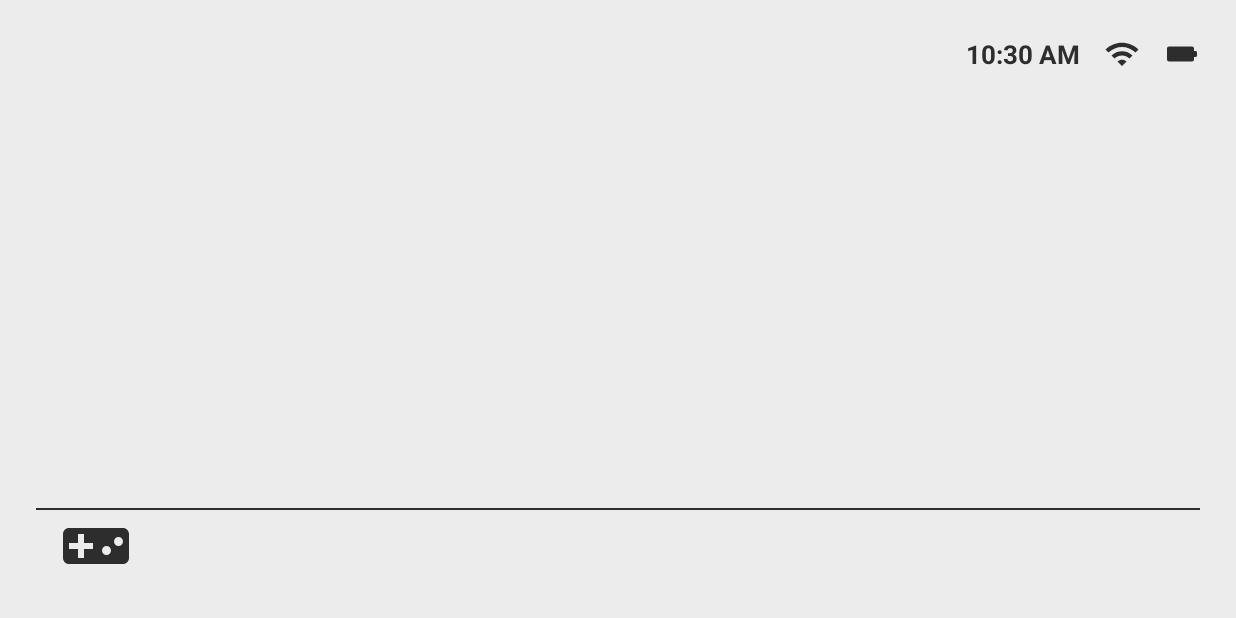
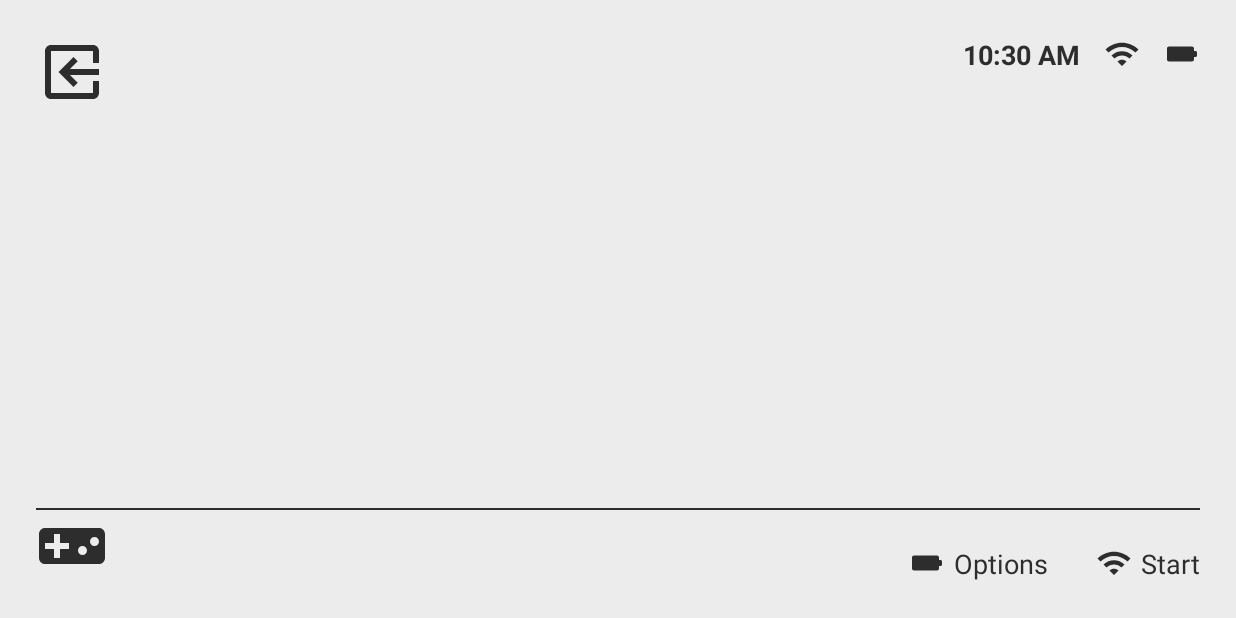
Before and after one commit to nickbeth/controller-hub, an Android app: the screen it shows after launch (MainActivity), on a phone screen of 824 x 412 dp (held sideways). Run offline under Robolectric (Android 15) with nearby library versions, the phone set to English and light mode, and no system bars.

Commit message:
Add context action slots

```diff
--- a/app/src/main/java/com/spacelynx/controllerhub/MainActivity.kt
+++ b/app/src/main/java/com/spacelynx/controllerhub/MainActivity.kt
@@ -1,10 +1,11 @@
 package com.spacelynx.controllerhub
 
+import android.graphics.drawable.Drawable
 import androidx.appcompat.app.AppCompatActivity
-import android.annotation.SuppressLint
 import android.os.Bundle
 import android.view.View
 import android.widget.FrameLayout
+import androidx.core.content.ContextCompat
 import com.spacelynx.controllerhub.databinding.MainActivityBinding
 
 class MainActivity : AppCompatActivity() {
@@ -12,7 +13,6 @@ class MainActivity : AppCompatActivity() {
   private lateinit var binding: MainActivityBinding
   private lateinit var mainContent: FrameLayout
 
-  @SuppressLint("ClickableViewAccessibility")
   override fun onCreate(savedInstanceState: Bundle?) {
     super.onCreate(savedInstanceState)
 
@@ -20,6 +20,18 @@ class MainActivity : AppCompatActivity() {
     setContentView(binding.root)
 
     mainContent = binding.mainContent
+
+    binding.exitIcon.setOnClickListener {
+      this.finish()
+    }
+
+    binding.slot0.setText("Start")
+    binding.slot0.setOnClickListener {}
+    binding.slot1.setText("Options")
+    binding.slot1.setOnClickListener {}
+
+    val slot0Icon: Drawable? = ContextCompat.getDrawable(this, R.drawable.ic_baseline_wifi_24)
+    slot0Icon?.let { binding.slot0.setCompoundDrawablesWithIntrinsicBounds(slot0Icon, null, null, null) }
   }
 
   override fun onResume() {
--- /dev/null
+++ b/app/src/main/res/drawable/ic_baseline_exit_to_app_48.xml
@@ -0,0 +1,16 @@
+<vector xmlns:android="http://schemas.android.com/apk/res/android"
+    android:width="48dp"
+    android:height="48dp"
+    android:viewportWidth="24"
+    android:viewportHeight="24"
+    android:tint="?attr/textColor">
+  <group
+      android:translateX="24"
+      android:translateY="24"
+      android:rotation="180">
+  <path
+      android:fillColor="@android:color/white"
+      android:pathData="M10.09,15.59L11.5,17l5,-5 -5,-5 -1.41,1.41L12.67,11H3v2h9.67l-2.58,2.59zM19,3H5c-1.11,0
+      -2,0.9 -2,2v4h2V5h14v14H5v-4H3v4c0,1.1 0.89,2 2,2h14c1.1,0 2,-0.9 2,-2V5c0,-1.1 -0.9,-2 -2,-2z"/>
+  </group>
+</vector>
--- /dev/null
+++ b/app/src/main/res/drawable/spacer_xlarge.xml
@@ -0,0 +1,11 @@
+<?xml version="1.0" encoding="utf-8"?>
+<shape xmlns:android="http://schemas.android.com/apk/res/android"
+    android:shape="rectangle">
+
+    <size
+        android:width="@dimen/spacing_xlarge"
+        android:height="@dimen/spacing_xlarge" />
+
+    <solid android:color="@android:color/transparent" />
+
+</shape>
--- /dev/null
+++ b/app/src/main/res/drawable/spacer_xxlarge.xml
@@ -0,0 +1,11 @@
+<?xml version="1.0" encoding="utf-8"?>
+<shape xmlns:android="http://schemas.android.com/apk/res/android"
+    android:shape="rectangle">
+
+    <size
+        android:width="@dimen/spacing_xxlarge"
+        android:height="@dimen/spacing_xxlarge" />
+
+    <solid android:color="@android:color/transparent" />
+
+</shape>
--- /dev/null
+++ b/app/src/main/res/drawable/trigger.xml
@@ -0,0 +1,8 @@
+<?xml version="1.0" encoding="utf-8"?>
+<shape xmlns:android="http://schemas.android.com/apk/res/android"
+    android:shape="oval">
+    <solid android:color="#20FFFFFF" />
+    <stroke
+        android:width="2.5dp"
+        android:color="#25FFFFFF" />
+</shape>
--- a/app/src/main/res/layout/main_activity.xml
+++ b/app/src/main/res/layout/main_activity.xml
@@ -15,6 +15,16 @@
         android:layout_marginVertical="@dimen/activity_vertical_margin"
         tools:context=".MainActivity">
 
+        <ImageView
+            android:id="@+id/exit_icon"
+            android:layout_width="wrap_content"
+            android:layout_height="wrap_content"
+            android:contentDescription="@string/exit_icon"
+            android:background="?android:attr/selectableItemBackground"
+            android:src="@drawable/ic_baseline_exit_to_app_48"
+            app:layout_constraintStart_toStartOf="parent"
+            app:layout_constraintTop_toTopOf="parent" />
+
         <include
             android:id="@+id/status_icons"
             layout="@layout/status_icons"
@@ -28,19 +38,52 @@
             android:layout_width="0dp"
             android:layout_height="1dp"
             android:background="?attr/textColor"
-            app:layout_constraintBottom_toTopOf="@+id/imageView2"
+            app:layout_constraintBottom_toTopOf="@+id/context_icon"
             app:layout_constraintEnd_toEndOf="parent"
             app:layout_constraintStart_toStartOf="parent" />
 
         <ImageView
-            android:id="@+id/imageView2"
+            android:id="@+id/context_icon"
             android:layout_width="wrap_content"
             android:layout_height="wrap_content"
-            android:layout_marginStart="@dimen/spacing_large"
-            android:src="@drawable/ic_baseline_videogame_asset_24"
+            android:contentDescription="@string/context_icon"
+            android:src="@drawable/ic_baseline_videogame_asset_48"
             app:layout_constraintBottom_toBottomOf="parent"
-            app:layout_constraintStart_toStartOf="parent"
-            android:contentDescription="@string/context_icon" />
+            app:layout_constraintStart_toStartOf="parent" />
+
+        <LinearLayout
+            android:layout_width="wrap_content"
+            android:layout_height="wrap_content"
+            android:divider="@drawable/spacer_xxlarge"
+            android:gravity="center_vertical"
+            android:orientation="horizontal"
+            android:showDividers="middle"
+            app:layout_constraintBottom_toBottomOf="parent"
+            app:layout_constraintEnd_toEndOf="parent">
+
+            <TextView
+                android:id="@+id/slot1"
+                android:layout_width="wrap_content"
+                android:layout_height="wrap_content"
+                android:textColor="?attr/textColor"
+                android:textSize="@dimen/text_size"
+                android:background="?android:attr/selectableItemBackground"
+                app:drawableLeftCompat="@drawable/ic_round_battery_full_24"
+                android:drawablePadding="@dimen/spacing_smedium"
+                tools:text="Options" />
+
+            <TextView
+                android:id="@+id/slot0"
+                android:layout_width="wrap_content"
+                android:layout_height="wrap_content"
+                android:textColor="?attr/textColor"
+                android:textSize="@dimen/text_size"
+                android:background="?android:attr/selectableItemBackground"
+                app:drawableLeftCompat="@drawable/ic_round_battery_full_24"
+                android:drawablePadding="@dimen/spacing_smedium"
+                tools:text="Start" />
+
+        </LinearLayout>
 
     </androidx.constraintlayout.widget.ConstraintLayout>
 </FrameLayout>
--- a/app/src/main/res/layout/status_icons.xml
+++ b/app/src/main/res/layout/status_icons.xml
@@ -15,7 +15,7 @@
         android:layout_height="wrap_content"
         android:textColor="?attr/textColor"
         android:textStyle="bold"
-        android:textSize="17sp"
+        android:textSize="@dimen/text_size"
         tools:text="13:37" />
 
     <ImageView
--- a/app/src/main/res/values/dimens.xml
+++ b/app/src/main/res/values/dimens.xml
@@ -3,11 +3,13 @@
     <dimen name="activity_horizontal_margin">24dp</dimen>
     <dimen name="activity_vertical_margin">24dp</dimen>
 
+    <dimen name="text_size">18sp</dimen>
+
     <dimen name="spacing_small">4dp</dimen>
-    <dimen name="spacing_smedium">7dp</dimen>
+    <dimen name="spacing_smedium">6dp</dimen>
     <dimen name="spacing_medium">10dp</dimen>
     <dimen name="spacing_lmedium">12dp</dimen>
     <dimen name="spacing_large">16dp</dimen>
-    <dimen name="spacing_xlarge">20dp</dimen>
-    <dimen name="spacing_xxlarge">24dp</dimen>
+    <dimen name="spacing_xlarge">24dp</dimen>
+    <dimen name="spacing_xxlarge">32dp</dimen>
 </resources>
--- a/app/src/main/res/values/strings.xml
+++ b/app/src/main/res/values/strings.xml
@@ -3,4 +3,6 @@
     <string name="wifi_icon">Wi-Fi signal</string>
     <string name="battery_icon">Battery level</string>
     <string name="context_icon">Context icon</string>
+    <string name="context_button">Context button</string>
+    <string name="exit_icon">Exit</string>
 </resources>
```
Also changed, not shown: app/src/main/res/drawable/ic_baseline_videogame_asset_48.xml (renamed from app/src/main/res/drawable/ic_baseline_videogame_asset_24.xml), app/src/main/res/drawable/spacer_smedium.xml (renamed from app/src/main/res/drawable/spacer_medsmall.xml).
